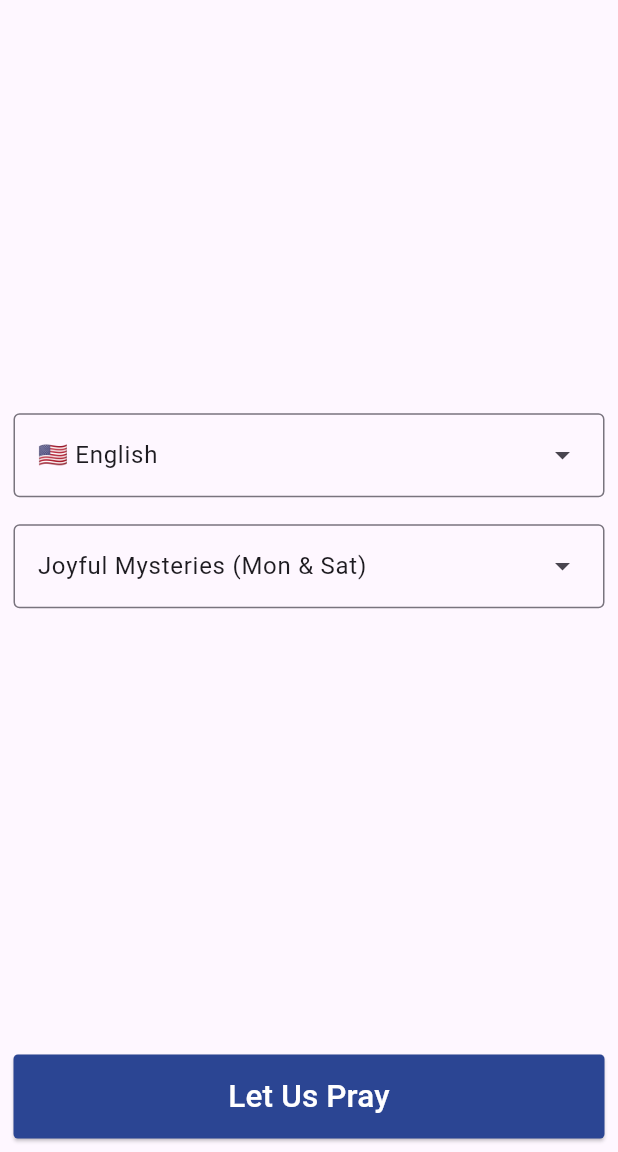
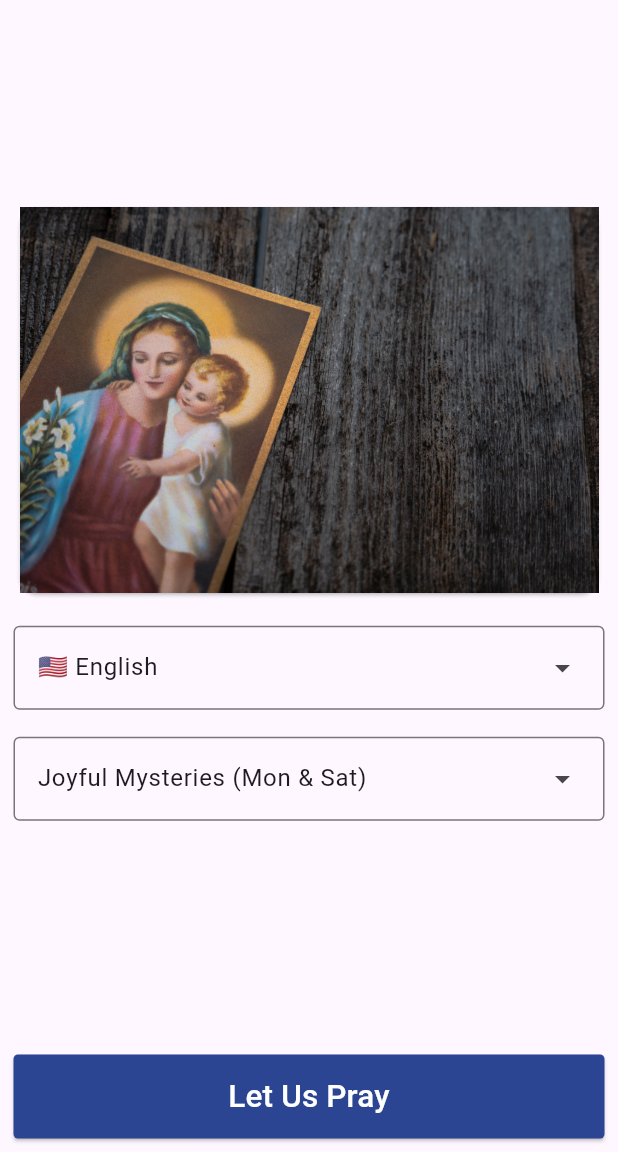
Before and after one commit to aldrinzigmundv/mariam, a Flutter app: the screen it shows after launch, on a phone screen of 412 x 824 dp, the part 84-1236 px from its top. Run offline on Flutter 3.47's test engine with Material 3 defaults, Android fonts, the light colour scheme and no system bars; generated files the repository leaves out were written again.

Commit message:
minor UI improvements

```diff
--- a/lib/pages/mainpage.dart
+++ b/lib/pages/mainpage.dart
@@ -80,6 +80,12 @@ class _MainPageState extends State<MainPage> {
             children: [
               Padding(
                 padding: const EdgeInsets.all(9.0),
+                child: Card(
+                      child: Image.asset('assets/images/main.jpg'),
+                    ),
+              ),
+              Padding(
+                padding: const EdgeInsets.all(9.0),
                 child: DropdownMenu(
                   width: MediaQuery.of(context).size.width - 18.0,
                   initialSelection: _selectedLanguage,
--- a/lib/pages/prayerpage.dart
+++ b/lib/pages/prayerpage.dart
@@ -73,6 +73,7 @@ class _PrayerPageState extends State<PrayerPage> {
         automaticallyImplyLeading: false,
         backgroundColor: const Color(0xFF2B4593),
         foregroundColor: Colors.white,
+        centerTitle: true,
         title: Text('${index + 1} of 80'),
       ),
       body: SafeArea(
--- a/pubspec.yaml
+++ b/pubspec.yaml
@@ -1,7 +1,7 @@
 name: mariam
-description: "A new Flutter project."
+description: "Mariam is a free, open-source rosary app that enables believers to pray the rosary even when they don't have a physical rosary at hand."
 publish_to: 'none'
-version: 1.0.0
+version: 1.5.0
 
 environment:
   sdk: '>=3.2.0 <4.0.0'
```
Also changed, not shown: assets/images/main.jpg, 1 other file.
